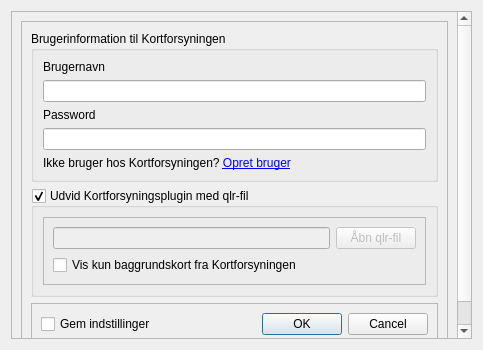
Old version of the form Kortforsyningen/kf_settings.ui in the repository SDFIdk/Qgis_plugin_Kortforsyningen.
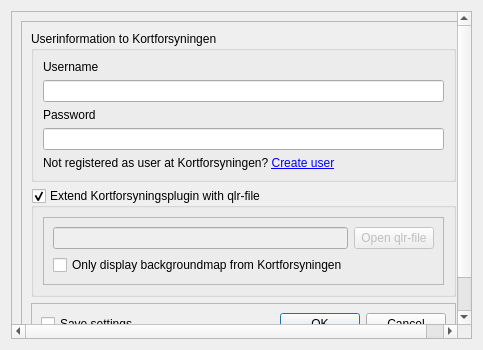
New version of the form.

Commit message: Translated GUI from danish to english

The edit to the form file:
```diff
--- a/Kortforsyningen/kf_settings.ui
+++ b/Kortforsyningen/kf_settings.ui
@@ -41,13 +41,13 @@
           <item>
            <widget class="QGroupBox" name="groupBox">
             <property name="title">
-             <string>Brugerinformation til Kortforsyningen</string>
+             <string>Userinformation to Kortforsyningen</string>
             </property>
             <layout class="QVBoxLayout" name="verticalLayout">
              <item>
               <widget class="QLabel" name="username_label">
                <property name="text">
-                <string>Brugernavn</string>
+                <string>Username</string>
                </property>
               </widget>
              </item>
@@ -77,7 +77,7 @@
              <item>
               <widget class="QLabel" name="label">
                <property name="text">
-                <string>&lt;html&gt;&lt;head/&gt;&lt;body&gt;Ikke bruger hos Kortforsyningen? &lt;a href=&quot;http://download.kortforsyningen.dk//content/opret-mig-som-bruger&quot;&gt;&lt;span style=&quot; text-decoration: underline; color:#0000ff;&quot;&gt;Opret bruger&lt;/span&gt;&lt;/a&gt;&lt;/body&gt;&lt;/html&gt;</string>
+                <string>&lt;html&gt;&lt;head/&gt;&lt;body&gt;&lt;p&gt;Not registered as user at Kortforsyningen? &lt;a href=&quot;http://download.kortforsyningen.dk//content/opret-mig-som-bruger&quot;&gt;&lt;span style=&quot; text-decoration: underline; color:#0000ff;&quot;&gt;Create user&lt;/span&gt;&lt;/a&gt;&lt;/p&gt;&lt;/body&gt;&lt;/html&gt;</string>
                </property>
                <property name="openExternalLinks">
                 <bool>true</bool>
@@ -90,7 +90,7 @@
           <item>
            <widget class="QGroupBox" name="use_custom_qlr_file">
             <property name="title">
-             <string>Udvid Kortforsyningsplugin med qlr-fil</string>
+             <string>Extend Kortforsyningsplugin with qlr-file</string>
             </property>
             <property name="flat">
              <bool>false</bool>
@@ -121,7 +121,7 @@
                    <bool>false</bool>
                   </property>
                   <property name="text">
-                   <string>Åbn qlr-fil</string>
+                   <string>Open qlr-file</string>
                   </property>
                  </widget>
                 </item>
@@ -131,7 +131,7 @@
                    <bool>true</bool>
                   </property>
                   <property name="text">
-                   <string>Vis kun baggrundskort fra Kortforsyningen</string>
+                   <string>Only display backgroundmap from Kortforsyningen</string>
                   </property>
                  </widget>
                 </item>
@@ -153,7 +153,7 @@
              <item>
               <widget class="QCheckBox" name="remember_settings">
                <property name="text">
-                <string>Gem indstillinger</string>
+                <string>Save settings</string>
                </property>
               </widget>
              </item>
```
Left out of the diff: 2 changed lines with no effect on the pictures.
